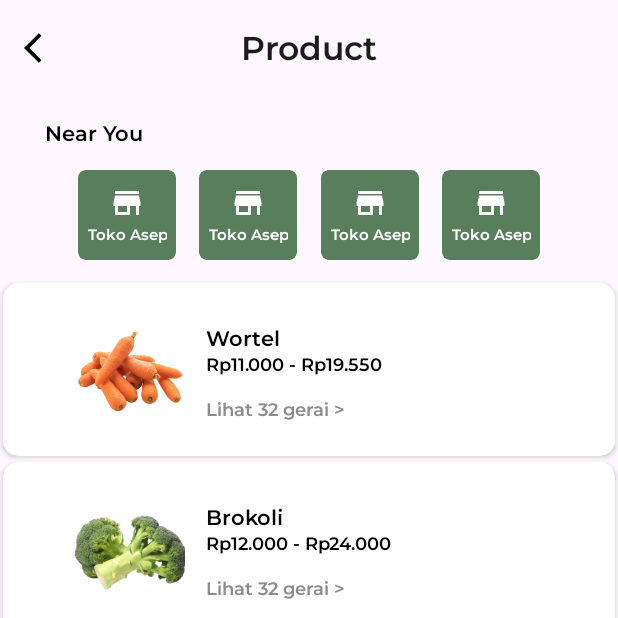
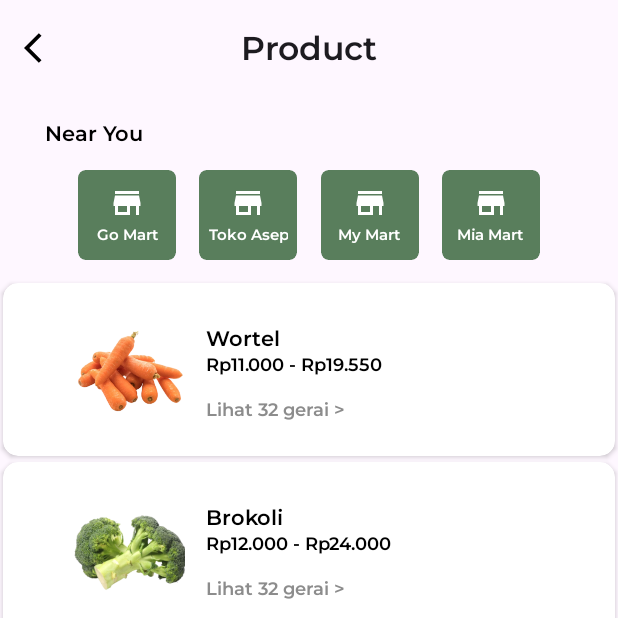
Before and after one commit to paterAi/C23-PS244-MD, an Android app: the screen it shows after launch (MarketActivity), item 2 of the bottom bar chosen, on a phone screen of 412 x 824 dp, the top half of it. Run offline under Robolectric (Android 15) with nearby library versions, the phone set to English and light mode, and no system bars; our stand-ins replace navigation-ui.

Commit message:
Update Product Market Page & Camera Market

```diff
--- a/app/src/main/res/layout/fragment_product_market.xml
+++ b/app/src/main/res/layout/fragment_product_market.xml
@@ -65,7 +65,7 @@
                     android:layout_height="wrap_content"
                     android:gravity="center"
                     android:maxLines="1"
-                    android:text="Toko Asep"
+                    android:text="Go Mart"
                     android:textColor="@color/white"
                     android:textSize="10sp" />
 
@@ -143,7 +143,7 @@
                     android:layout_height="wrap_content"
                     android:gravity="center"
                     android:maxLines="1"
-                    android:text="Toko Asep"
+                    android:text="My Mart"
                     android:textColor="@color/white"
                     android:textSize="10sp" />
 
@@ -183,7 +183,7 @@
                     android:layout_height="wrap_content"
                     android:gravity="center"
                     android:maxLines="1"
-                    android:text="Toko Asep"
+                    android:text="Mia Mart"
                     android:textColor="@color/white"
                     android:textSize="10sp" />
 
```
